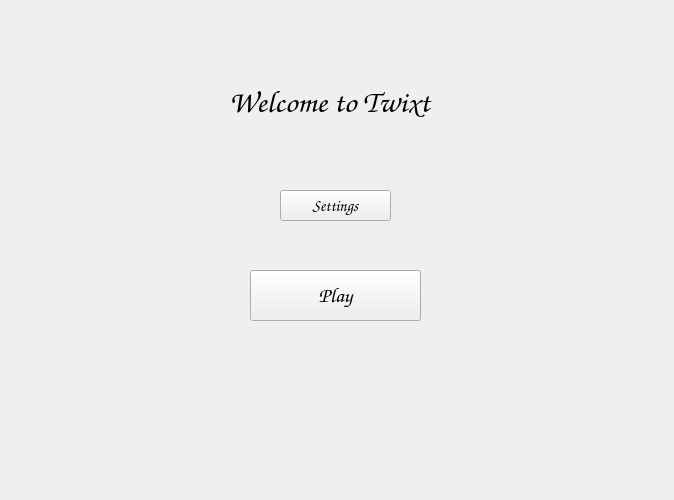
Old version of the form app/MainMenuWidget.ui in the repository onisimm/Cookie-Byte-10LF323.
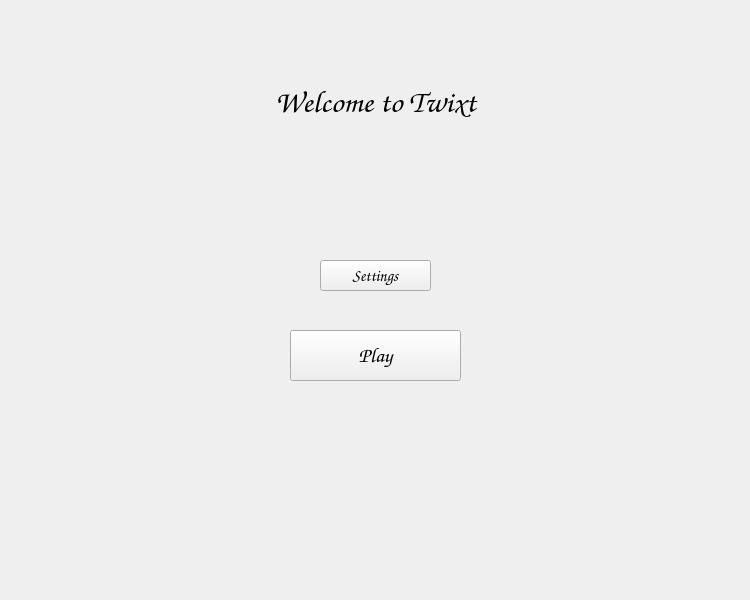
New version of the form.

```diff
--- a/app/MainMenuWidget.ui
+++ b/app/MainMenuWidget.ui
@@ -6,8 +6,8 @@
    <rect>
     <x>0</x>
     <y>0</y>
-    <width>674</width>
-    <height>500</height>
+    <width>750</width>
+    <height>600</height>
    </rect>
   </property>
   <property name="windowTitle">
@@ -16,8 +16,8 @@
   <widget class="QPushButton" name="playButton">
    <property name="geometry">
     <rect>
-     <x>250</x>
-     <y>270</y>
+     <x>290</x>
+     <y>330</y>
      <width>171</width>
      <height>51</height>
     </rect>
@@ -41,8 +41,8 @@
   <widget class="QPushButton" name="settingsButton">
    <property name="geometry">
     <rect>
-     <x>280</x>
-     <y>190</y>
+     <x>320</x>
+     <y>260</y>
      <width>111</width>
      <height>31</height>
     </rect>
@@ -68,7 +68,7 @@
     <rect>
      <x>0</x>
      <y>80</y>
-     <width>659</width>
+     <width>751</width>
      <height>44</height>
     </rect>
    </property>
```
